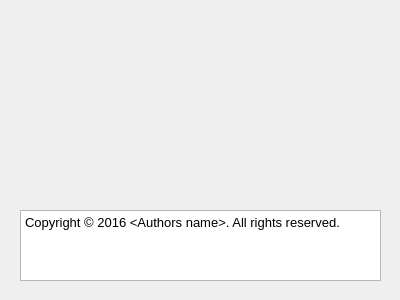
The window that applications/mne_scan/plugins/reference/FormFiles/referenceabout.ui (mne-tools/mne-cpp) describes before a commit, drawn with Qt 5.
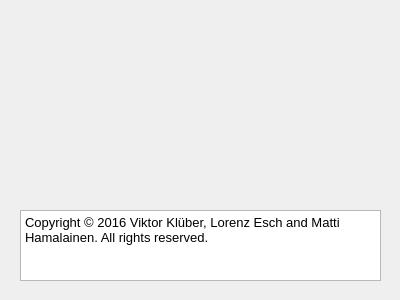
The same window after the commit.

What changed in the file:
```diff
--- a/applications/mne_scan/plugins/reference/FormFiles/referenceabout.ui
+++ b/applications/mne_scan/plugins/reference/FormFiles/referenceabout.ui
@@ -48,7 +48,7 @@
 &lt;table border=&quot;0&quot; style=&quot;-qt-table-type: root; margin-top:4px; margin-bottom:4px; margin-left:4px; margin-right:4px;&quot;&gt;
 &lt;tr&gt;
 &lt;td style=&quot;border: none;&quot;&gt;
-&lt;p style=&quot; margin-top:0px; margin-bottom:0px; margin-left:0px; margin-right:0px; -qt-block-indent:0; text-indent:0px;&quot;&gt;&lt;span style=&quot; font-family:'Sans'; font-size:10pt;&quot;&gt;Copyright © 2016 &amp;lt;Authors name&amp;gt;. All rights reserved.&lt;/span&gt;&lt;/p&gt;&lt;/td&gt;&lt;/tr&gt;&lt;/table&gt;&lt;/body&gt;&lt;/html&gt;</string>
+&lt;p style=&quot; margin-top:0px; margin-bottom:0px; margin-left:0px; margin-right:0px; -qt-block-indent:0; text-indent:0px;&quot;&gt;&lt;span style=&quot; font-family:'Sans'; font-size:10pt;&quot;&gt;Copyright © 2016&lt;/span&gt;&lt;span style=&quot; font-family:'Sans'; font-size:10pt; color:#000000;&quot;&gt; &lt;/span&gt;&lt;span style=&quot; font-size:10pt; color:#000000;&quot;&gt;Viktor Klüber, Lorenz Esch and Matti Hamalainen&lt;/span&gt;&lt;span style=&quot; font-family:'Sans'; font-size:10pt;&quot;&gt;. All rights reserved.&lt;/span&gt;&lt;/p&gt;&lt;/td&gt;&lt;/tr&gt;&lt;/table&gt;&lt;/body&gt;&lt;/html&gt;</string>
    </property>
   </widget>
  </widget>
```
